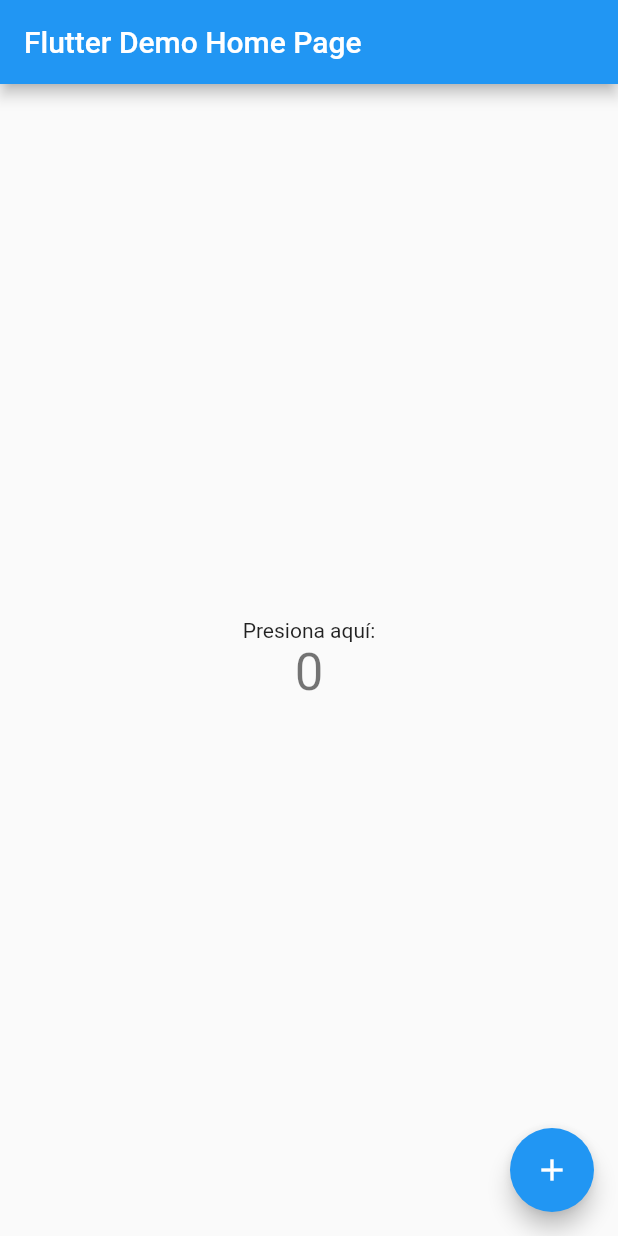
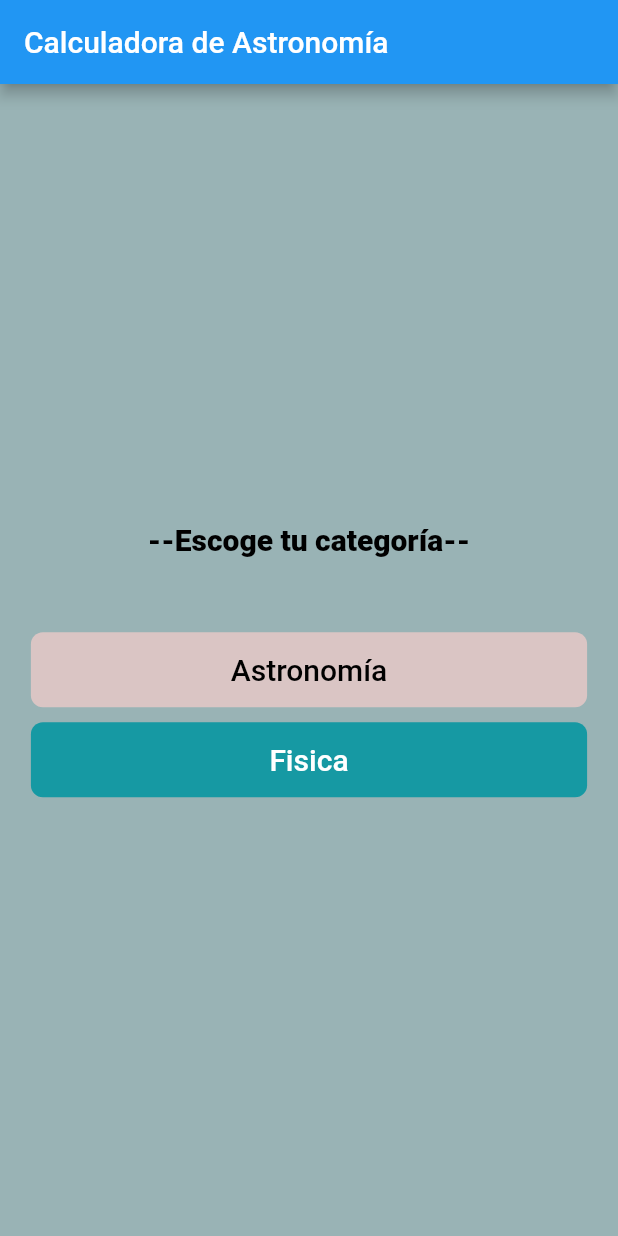
Before and after one commit to alejandro99so/Astronomia, a Flutter app: the screen it shows after launch, on a phone screen of 412 x 824 dp. Run offline on Flutter 3.47's test engine with Material 2 defaults, Android fonts, the phone set to English and light mode, and no system bars; missing offline and left inert: flutter_tex; Roboto replaces fonts that are missing (Bronova).

Commit message:
first commit

```diff
--- /dev/null
+++ b/lib/components/button_select.dart
@@ -0,0 +1,35 @@
+import 'package:astronomycalculator/theme.dart';
+import 'package:flutter/material.dart';
+
+class ButtonSelectWidget extends StatelessWidget {
+  final Size size;
+  final String text;
+  final Function pressed;
+  final int type;
+  ButtonSelectWidget(
+      {@required this.size,
+      @required this.text,
+      @required this.pressed,
+      @required this.type});
+
+  @override
+  Widget build(BuildContext context) {
+    return Container(
+      child: TextButton(
+        onPressed: pressed,
+        child: Center(
+          child: Text(
+            text,
+            style: TextStyle(fontSize: 20, color: type==1 ? Colors.white: Colors.black),
+          ),
+        ),
+      ),
+      height: 50,
+      width: 0.9 * size.width,
+      decoration: BoxDecoration(
+        borderRadius: BorderRadius.circular(8),
+        color: type == 1 ? appTheme.buttonColor : appTheme.hintColor,
+      ),
+    );
+  }
+}
--- a/lib/main.dart
+++ b/lib/main.dart
@@ -1,113 +1,28 @@
+import 'package:astronomycalculator/routes.dart';
+import 'package:astronomycalculator/theme.dart';
 import 'package:flutter/material.dart';
+
 
 void main() {
   runApp(MyApp());
 }
+class MyApp extends StatefulWidget {
+  @override
+  _MyAppState createState() => _MyAppState();
+}
 
-class MyApp extends StatelessWidget {
-  // This widget is the root of your application.
+class _MyAppState extends State<MyApp> {
+  final GlobalKey<NavigatorState> navigatorKey =
+      new GlobalKey<NavigatorState>();
   @override
-  Widget build(BuildContext context) {
+  Widget build(context) {
     return MaterialApp(
-      title: 'Flutter Demo',
-      theme: ThemeData(
-        // This is the theme of your application.
-        //
-        // Try running your application with "flutter run". You'll see the
-        // application has a blue toolbar. Then, without quitting the app, try
-        // changing the primarySwatch below to Colors.green and then invoke
-        // "hot reload" (press "r" in the console where you ran "flutter run",
-        // or simply save your changes to "hot reload" in a Flutter IDE).
-        // Notice that the counter didn't reset back to zero; the application
-        // is not restarted.
-        primarySwatch: Colors.blue,
-      ),
-      home: MyHomePage(title: 'Flutter Demo Home Page'),
+      navigatorKey: navigatorKey,
+      title: 'Astronomia asd',
+      routes: appRoutes,
+      initialRoute: INITIAL_ROUTE,
+      theme: appTheme,
     );
   }
+
 }
-
-class MyHomePage extends StatefulWidget {
-  MyHomePage({Key key, this.title}) : super(key: key);
-
-  // This widget is the home page of your application. It is stateful, meaning
-  // that it has a State object (defined below) that contains fields that affect
-  // how it looks.
-
-  // This class is the configuration for the state. It holds the values (in this
-  // case the title) provided by the parent (in this case the App widget) and
-  // used by the build method of the State. Fields in a Widget subclass are
-  // always marked "final".
-
-  final String title;
-
-  @override
-  _MyHomePageState createState() => _MyHomePageState();
-}
-
-class _MyHomePageState extends State<MyHomePage> {
-  int _counter = 0;
-
-  void _incrementCounter() {
-    setState(() {
-      // This call to setState tells the Flutter framework that something has
-      // changed in this State, which causes it to rerun the build method below
-      // so that the display can reflect the updated values. If we changed
-      // _counter without calling setState(), then the build method would not be
-      // called again, and so nothing would appear to happen.
-      _counter++;
-    });
-  }
-
-  @override
-  Widget build(BuildContext context) {
-    // This method is rerun every time setState is called, for instance as done
-    // by the _incrementCounter method above.
-    //
-    // The Flutter framework has been optimized to make rerunning build methods
-    // fast, so that you can just rebuild anything that needs updating rather
-    // than having to individually change instances of widgets.
-    return Scaffold(
-      appBar: AppBar(
-        // Here we take the value from the MyHomePage object that was created by
-        // the App.build method, and use it to set our appbar title.
-        title: Text(widget.title),
-      ),
-      body: Center(
-        // Center is a layout widget. It takes a single child and positions it
-        // in the middle of the parent.
-        child: Column(
-          // Column is also a layout widget. It takes a list of children and
-          // arranges them vertically. By default, it sizes itself to fit its
-          // children horizontally, and tries to be as tall as its parent.
-          //
-          // Invoke "debug painting" (press "p" in the console, choose the
-          // "Toggle Debug Paint" action from the Flutter Inspector in Android
-          // Studio, or the "Toggle Debug Paint" command in Visual Studio Code)
-          // to see the wireframe for each widget.
-          //
-          // Column has various properties to control how it sizes itself and
-          // how it positions its children. Here we use mainAxisAlignment to
-          // center the children vertically; the main axis here is the vertical
-          // axis because Columns are vertical (the cross axis would be
-          // horizontal).
-          mainAxisAlignment: MainAxisAlignment.center,
-          children: <Widget>[
-            Text(
-              'Presiona aquí:',
-            ),
-            Text(
-              '$_counter',
-              style: Theme.of(context).textTheme.headline4,
-            ),
-          ],
-        ),
-      ),
-      floatingActionButton: FloatingActionButton(
-        onPressed: _incrementCounter,
-        tooltip: 'Increment',
-        child: Icon(Icons.add),
-      ), // This trailing comma makes auto-formatting nicer for build methods.
-    );
-  }
-}
--- /dev/null
+++ b/lib/pages/main_page.dart
@@ -0,0 +1,38 @@
+import 'package:astronomycalculator/components/button_select.dart';
+import 'package:flutter/material.dart';
+
+class MainPage extends StatelessWidget {
+  @override
+  Widget build(BuildContext context) {
+    return Scaffold(
+      appBar: AppBar(
+        title: Text('Calculadora de Astronomía'),
+      ),
+      body: Container(
+        color: Color(0xff99b3b5),
+        child: SafeArea(
+          child: body(context),
+        ),
+      ),
+    );
+  }
+
+  Widget body(context) {
+    Size _size = MediaQuery.of(context).size;
+    return Center(
+      child: SingleChildScrollView(
+          child: Column(
+      children: [
+        Text("--Escoge tu categoría--", style: TextStyle(fontSize: 20, color: Colors.black, fontWeight: FontWeight.w800),),
+        SizedBox(
+          height: 50,
+        ),
+        ButtonSelectWidget(size: _size, text: 'Astronomía', pressed: (){Navigator.pushNamed(context, '/astronomy');}, type: 0),
+        SizedBox(
+          height: 10,
+        ),
+        ButtonSelectWidget(size: _size, text: 'Fisica', pressed: (){Navigator.pushNamed(context, '/astronomy');}, type: 1),
+      ],
+    ),),);
+  }
+}
--- /dev/null
+++ b/lib/routes.dart
@@ -0,0 +1,13 @@
+
+import 'package:astronomycalculator/Subjects/ley_de_wien.dart';
+import 'package:astronomycalculator/pages/astronomy_page.dart';
+import 'package:astronomycalculator/pages/main_page.dart';
+import 'package:flutter/material.dart';
+
+final Map<String, WidgetBuilder> appRoutes = {
+  '/':                  (BuildContext context) => MainPage(),
+  '/astronomy':         (BuildContext context) => AstronomyPage(),
+  '/wiens_law':          (BuildContext context) => WiensLawPage()
+};
+
+const String INITIAL_ROUTE = '/';
--- /dev/null
+++ b/lib/theme.dart
@@ -0,0 +1,8 @@
+import 'package:flutter/material.dart';
+
+final appTheme = ThemeData(
+  primaryColor: Color(0xff496370),
+  buttonColor: Color(0xff1699a3),
+  hintColor: Color(0xffdac5c4),
+  fontFamily: 'Bronova',
+);
```
Also changed, not shown: lib/Subjects/ley_de_wien.dart (added, +209 -0 lines), lib/pages/astronomy_page.dart (added, +35 -0 lines), pubspec.yaml (+5 -2 lines), lib/assets/images/Ley_de_Wien.png (added), pubspec.lock, 3 other files.
